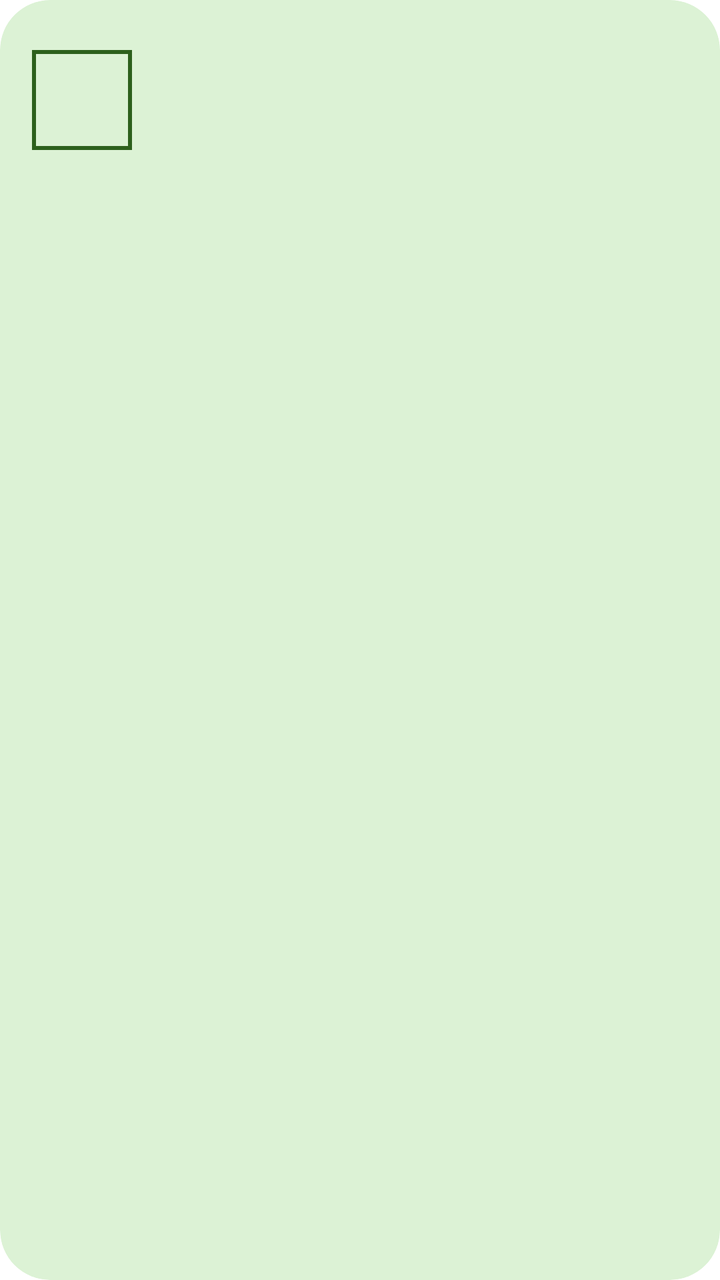
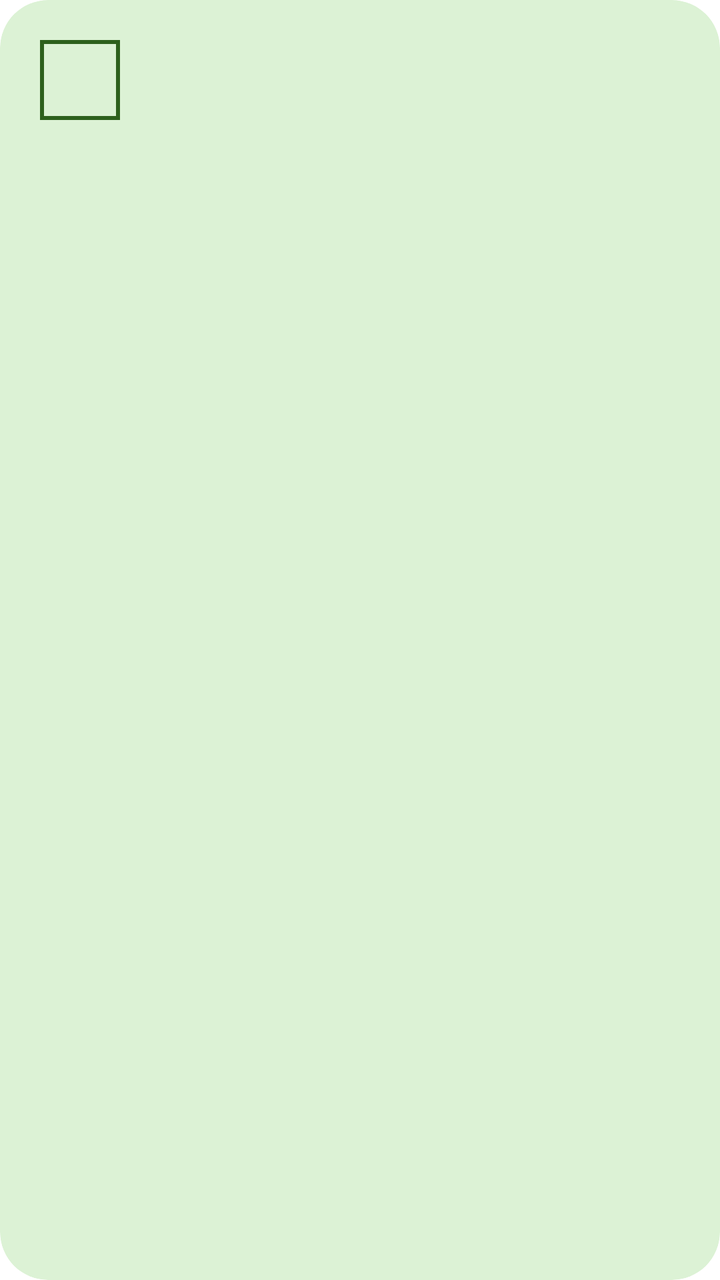

Before-and-after screenshots of an Android layout around one commit, followed by the original layout XML and the change that was made.
<!-- AndroidManifest.xml: application theme Theme.Zen -->
<!-- res/layout/task_item.xml -->
<?xml version="1.0" encoding="utf-8"?>
<com.google.android.material.card.MaterialCardView xmlns:android="http://schemas.android.com/apk/res/android"
    xmlns:app="http://schemas.android.com/apk/res-auto"
    android:layout_width="match_parent"
    android:layout_height="wrap_content"
    android:layout_marginVertical="4dp"
    android:minHeight="100dp"
    app:cardBackgroundColor="@color/light_green"
    app:cardCornerRadius="25dp"
    app:cardElevation="0dp"
    app:strokeWidth="0dp">

    <androidx.constraintlayout.widget.ConstraintLayout
        android:layout_width="match_parent"
        android:layout_height="wrap_content"
        android:minHeight="100dp"
        android:padding="16dp">

        <CheckBox
            android:id="@+id/checkBox"
            android:layout_width="50dp"
            android:layout_height="50dp"
            android:button="@drawable/checkbox_custom"
            app:buttonTint="@null"
            app:useMaterialThemeColors="false"
            app:layout_constraintBottom_toBottomOf="parent"
            app:layout_constraintStart_toStartOf="parent"
            app:layout_constraintTop_toTopOf="parent" />

        <TextView
            android:id="@+id/tvTaskName"
            android:layout_width="0dp"
            android:layout_height="wrap_content"
            android:layout_marginStart="16dp"
            android:textSize="24sp"
            android:textColor="@color/dark_green"
            app:layout_constraintStart_toEndOf="@id/checkBox"
            app:layout_constraintEnd_toEndOf="parent"
            app:layout_constraintTop_toTopOf="parent"
            app:layout_constraintBottom_toTopOf="@id/tvTaskDescription"
            app:layout_constraintVertical_chainStyle="packed" />

        <TextView
            android:id="@+id/tvTaskDescription"
            android:layout_width="0dp"
            android:layout_height="wrap_content"
            android:layout_marginStart="16dp"
            android:textSize="14sp"
            android:textColor="@color/dark_green"
            android:visibility="gone"
            app:layout_constraintStart_toEndOf="@id/checkBox"
            app:layout_constraintEnd_toEndOf="parent"
            app:layout_constraintTop_toBottomOf="@id/tvTaskName"
            app:layout_constraintBottom_toBottomOf="parent" />

    </androidx.constraintlayout.widget.ConstraintLayout>

</com.google.android.material.card.MaterialCardView>
<!-- resources referenced by this layout -->
<resources>
  <color name="dark_green">#FF2D601C</color>
  <color name="light_green">#FFDCF2D5</color>
  <!-- drawable checkbox_custom (drawable) -->
  <?xml version="1.0" encoding="utf-8"?>
  <selector xmlns:android="http://schemas.android.com/apk/res/android">
      <item android:state_checked="true">
          <layer-list>
              <item>
                  <shape android:shape="rectangle">
                      <stroke android:width="2dp" android:color="@color/dark_green"/>
                      <size android:width="50dp" android:height="50dp"/>
                  </shape>
              </item>
              <item android:gravity="center">
                  <vector android:width="30dp" android:height="30dp" android:viewportWidth="24" android:viewportHeight="24">
                      <path android:fillColor="@color/dark_green" android:pathData="M9,16.17L4.83,12l-1.42,1.41L9,19 21,7l-1.41,-1.41z"/>
                  </vector>
              </item>
          </layer-list>
      </item>
      <item>
          <shape android:shape="rectangle">
              <stroke android:width="2dp" android:color="@color/dark_green"/>
              <size android:width="50dp" android:height="50dp"/>
          </shape>
      </item>
  </selector>
  <style name="Theme.Zen" parent="Base.Theme.Zen" />
  <style name="Base.Theme.Zen" parent="Theme.Material3.Light.NoActionBar">
          
          <item name="colorPrimary">@color/dark_green</item>
          <item name="colorOnPrimary">@color/white</item>
          <item name="colorPrimaryContainer">@color/green</item>
          <item name="colorOnPrimaryContainer">@color/dark_green</item>
          <item name="colorSecondaryContainer">@color/light_green</item>
          <item name="colorOnSecondaryContainer">@color/dark_green</item>
          <item name="colorSurface">@color/white</item>
          <item name="colorOnSurface">@color/dark_green</item>
          <item name="colorOnSurfaceVariant">@color/text_secondary</item>
          <item name="colorOutline">@color/outline</item>
          
          <item name="colorSurfaceContainerHighest">#FFEFEFEF</item>
          <item name="android:windowBackground">@color/white</item>
          <item name="materialButtonStyle">@style/Widget.Zen.Button</item>
          <item name="materialSwitchStyle">@style/Widget.Zen.Switch</item>
      </style>
  <color name="white">#FFFFFFFF</color>
  <color name="green">#FF9ED08E</color>
  <color name="text_secondary">#FF5E5E5E</color>
  <color name="outline">#FF767676</color>
  <style name="Widget.Zen.Button" parent="Widget.Material3.Button">
          <item name="backgroundTint">@color/green</item>
          <item name="android:textColor">@color/dark_green</item>
          <item name="android:textStyle">bold</item>
          <item name="android:textSize">@dimen/text_button</item>
          <item name="android:minHeight">@dimen/button_height</item>
          <item name="cornerRadius">@dimen/corner_large</item>
      </style>
  <style name="Widget.Zen.Switch" parent="Widget.Material3.CompoundButton.MaterialSwitch">
          <item name="android:minHeight">@dimen/touch_target</item>
          <item name="android:textColor">@color/dark_green</item>
          <item name="android:textSize">@dimen/text_body_large</item>
      </style>
  <dimen name="text_button">22sp</dimen>
  <dimen name="button_height">64dp</dimen>
  <dimen name="corner_large">24dp</dimen>
  <dimen name="touch_target">48dp</dimen>
  <dimen name="text_body_large">18sp</dimen>
</resources>

<!-- the commit's change to res/layout/task_item.xml (unified diff, before → after) -->
@@ -4,22 +4,22 @@
     android:layout_width="match_parent"
     android:layout_height="wrap_content"
     android:layout_marginVertical="4dp"
-    android:minHeight="100dp"
+    android:minHeight="@dimen/task_min_height"
     app:cardBackgroundColor="@color/light_green"
-    app:cardCornerRadius="25dp"
+    app:cardCornerRadius="@dimen/corner_large"
     app:cardElevation="0dp"
     app:strokeWidth="0dp">
 
     <androidx.constraintlayout.widget.ConstraintLayout
         android:layout_width="match_parent"
         android:layout_height="wrap_content"
-        android:minHeight="100dp"
-        android:padding="16dp">
+        android:minHeight="@dimen/task_min_height"
+        android:padding="@dimen/spacing_medium">
 
         <CheckBox
             android:id="@+id/checkBox"
-            android:layout_width="50dp"
-            android:layout_height="50dp"
+            android:layout_width="@dimen/checkbox_size"
+            android:layout_height="@dimen/checkbox_size"
             android:button="@drawable/checkbox_custom"
             app:buttonTint="@null"
             app:useMaterialThemeColors="false"
@@ -31,8 +31,8 @@
             android:id="@+id/tvTaskName"
             android:layout_width="0dp"
             android:layout_height="wrap_content"
-            android:layout_marginStart="16dp"
-            android:textSize="24sp"
+            android:layout_marginStart="@dimen/spacing_medium"
+            android:textSize="@dimen/text_heading"
             android:textColor="@color/dark_green"
             app:layout_constraintStart_toEndOf="@id/checkBox"
             app:layout_constraintEnd_toEndOf="parent"
@@ -44,8 +44,8 @@
             android:id="@+id/tvTaskDescription"
             android:layout_width="0dp"
             android:layout_height="wrap_content"
-            android:layout_marginStart="16dp"
-            android:textSize="14sp"
+            android:layout_marginStart="@dimen/spacing_medium"
+            android:textSize="@dimen/text_body"
             android:textColor="@color/dark_green"
             android:visibility="gone"
             app:layout_constraintStart_toEndOf="@id/checkBox"
<!-- resource entries referenced after the edit -->
@@ -2,6 +2,7 @@
 <resources>
   <color name="dark_green">#FF2D601C</color>
   <color name="light_green">#FFDCF2D5</color>
+  <dimen name="checkbox_size">48dp</dimen>
   <!-- drawable checkbox_custom (drawable) -->
   <?xml version="1.0" encoding="utf-8"?>
   <selector xmlns:android="http://schemas.android.com/apk/res/android">
@@ -10,11 +11,11 @@
               <item>
                   <shape android:shape="rectangle">
                       <stroke android:width="2dp" android:color="@color/dark_green"/>
-                      <size android:width="50dp" android:height="50dp"/>
+                      <size android:width="40dp" android:height="40dp"/>
                   </shape>
               </item>
               <item android:gravity="center">
-                  <vector android:width="30dp" android:height="30dp" android:viewportWidth="24" android:viewportHeight="24">
+                  <vector android:width="26dp" android:height="26dp" android:viewportWidth="24" android:viewportHeight="24">
                       <path android:fillColor="@color/dark_green" android:pathData="M9,16.17L4.83,12l-1.42,1.41L9,19 21,7l-1.41,-1.41z"/>
                   </vector>
               </item>
@@ -23,7 +24,7 @@
       <item>
           <shape android:shape="rectangle">
               <stroke android:width="2dp" android:color="@color/dark_green"/>
-              <size android:width="50dp" android:height="50dp"/>
+              <size android:width="40dp" android:height="40dp"/>
           </shape>
       </item>
   </selector>
@@ -66,6 +67,10 @@
   <dimen name="text_button">22sp</dimen>
   <dimen name="button_height">64dp</dimen>
   <dimen name="corner_large">24dp</dimen>
+  <dimen name="spacing_medium">16dp</dimen>
+  <dimen name="task_min_height">80dp</dimen>
+  <dimen name="text_body">16sp</dimen>
+  <dimen name="text_heading">22sp</dimen>
   <dimen name="touch_target">48dp</dimen>
   <dimen name="text_body_large">18sp</dimen>
 </resources>
